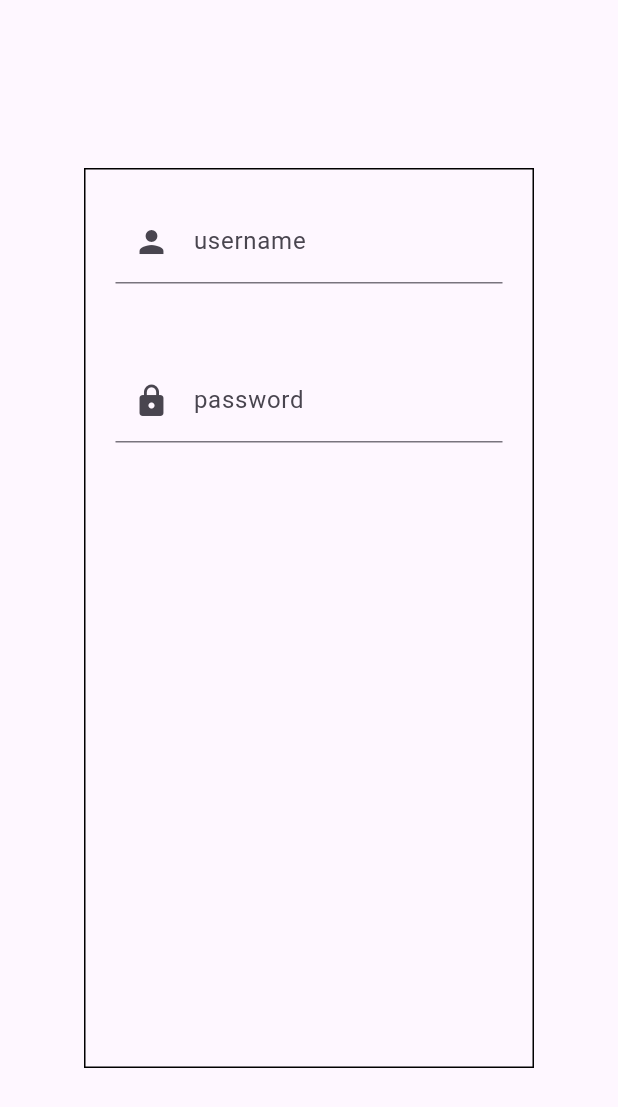
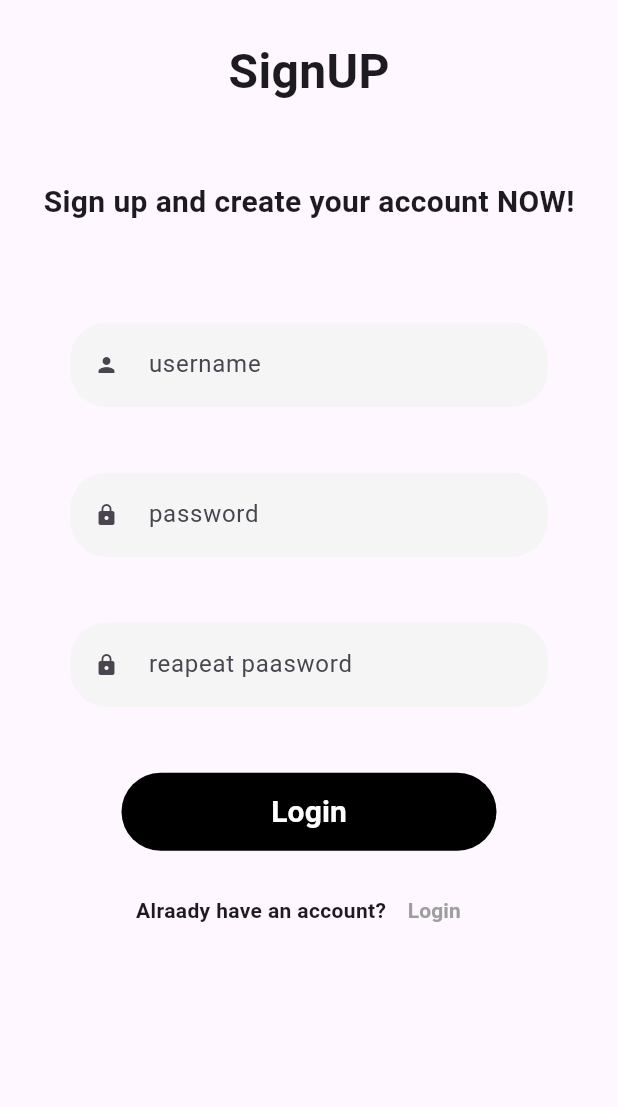
Before and after one commit to mr-command/Nexar_chat, a Flutter app: the screen it shows after launch, on a phone screen of 412 x 824 dp. Shown: the top 1107 px of the screen. Run offline on Flutter 3.47's test engine with Material 3 defaults, Android fonts, the phone set to English and light mode, and no system bars; our stand-ins replace get.

Commit message:
create Login and Signup pages

```diff
--- a/lib/components/formWidgets.dart
+++ b/lib/components/formWidgets.dart
@@ -1,37 +1,81 @@
 import 'package:flutter/material.dart';
-import 'package:flutter_riverpod/flutter_riverpod.dart';
 import 'package:nexar_platform/logic/providers.dart';
 
 Widget TextfieldWidget(TextEditingController controller,String hint){
-  return TextField(
+  return Container(
+    width: 340,
+    height: 60,
+    child: TextField(
       controller: controller,
+
 
       // maxLength: 50,
       decoration: InputDecoration(
+
+        fillColor: Colors.grey[100],
+        filled: true,
         label: Text(hint),
 
         focusColor: Colors.cyanAccent[300],
-      hintText: hint,
-      prefixIcon: Icon(Icons.person),
-      border: UnderlineInputBorder(borderSide: BorderSide(color: Colors.red,width: 2)),
+        enabledBorder: OutlineInputBorder(
+          borderRadius: BorderRadius.all(Radius.elliptical(24, 24)),
+          borderSide: BorderSide(color: Colors.grey[100]!)
+
+        ),
+        focusedBorder: OutlineInputBorder(
+          borderRadius: BorderRadius.all(Radius.elliptical(24, 24)),
+          borderSide: BorderSide(color: Colors.grey[400]!)
+        ),
+        // hintText: hint,
+        prefixIcon: Icon(Icons.person,size: 16,),
+
+        // border: UnderlineInputBorder(borderSide: BorderSide(color: Colors.red,width: 2)),
           )
+      ),
   );
 }
 
 
-Widget PasswordfieldWidget(TextEditingController controller,String hint,WidgetRef ref){
-  bool isVisible = ref.watch(isVisiblaPasswordProvider);
-  return TextField(
+Widget PasswordfieldWidget(TextEditingController controller,String hint){
+
+  return Container(
+    width: 340,
+    height: 60,
+    child: TextField(
 
       controller: controller,
-    obscureText: !isVisible,
+
       decoration: InputDecoration(
+        fillColor: Colors.grey[100],
 
+        filled: true,
+        enabledBorder: OutlineInputBorder(
+          borderRadius: BorderRadius.all(Radius.elliptical(24, 24)),
+          borderSide: BorderSide(color: Colors.grey[100]!)
+
+        ),
+        focusedBorder: OutlineInputBorder(
+          borderRadius: BorderRadius.all(Radius.elliptical(24, 24)),
+          borderSide: BorderSide(color: Colors.grey[400]!)
+        ),
         label: Text(hint),
         focusColor: Colors.cyanAccent[300],
 
         border: UnderlineInputBorder(borderSide: BorderSide(color: Colors.red,width: 2)),
-      prefixIcon: Icon(Icons.lock)
+        prefixIcon: Icon(Icons.lock,size: 16,)
           )
+      ),
   );
 }
+
+Widget submitFormbtn(){
+  return TextButton(
+    onPressed: (){},
+     style: TextButton.styleFrom(
+      backgroundColor: Colors.black,
+      foregroundColor: Colors.white,
+      fixedSize: Size(250, 52)
+     ),
+     child: Text("Login",style: TextStyle(fontSize: 20,fontWeight: FontWeight.bold),),
+  );
+}
--- a/lib/main.dart
+++ b/lib/main.dart
@@ -1,13 +1,14 @@
 import 'package:flutter/material.dart';
-import 'package:flutter_riverpod/flutter_riverpod.dart';
+import 'package:get/get.dart';
 // import 'package:nexar_platform/screens/HomeScreen.dart';
 import 'package:nexar_platform/screens/LoginScreen.dart';
+import 'package:nexar_platform/screens/SignupScreen.dart';
 
 void main() {
   runApp(
-    ProviderScope(
-      child: MyApp()
-      )
+
+      MyApp()
+
     );
 }
 
@@ -21,9 +22,10 @@ class MyApp extends StatefulWidget {
 class _MyAppState extends State<MyApp> {
   @override
   Widget build(BuildContext context) {
-    return MaterialApp(
+    return GetMaterialApp(
+      debugShowCheckedModeBanner: false,
       home: Scaffold(
-        body: LoginScreen()
+        body: Signupscreen()
       ),
     );
   }
--- a/lib/screens/HomeScreen.dart
+++ b/lib/screens/HomeScreen.dart
@@ -1,12 +1,11 @@
 import 'package:flutter/material.dart';
-import 'package:flutter_riverpod/flutter_riverpod.dart';
 // import 'package:nexar_platform/logic/providers.dart';
 
-class HomeScreen extends ConsumerWidget {
+class HomeScreen extends StatelessWidget {
   const HomeScreen({super.key});
 
   @override
-  Widget build(BuildContext context, WidgetRef ref) {
+  Widget build(BuildContext context,) {
     // int count = ref.watch(counterProvider);
     return Container(
       // child: Column(
--- a/lib/screens/SignupScreen.dart
+++ b/lib/screens/SignupScreen.dart
@@ -0,0 +1,72 @@
+import 'package:flutter/material.dart';
+import 'package:get/get_core/src/get_main.dart';
+import 'package:get/get_navigation/get_navigation.dart';
+import 'package:nexar_platform/components/formWidgets.dart';
+import 'package:nexar_platform/screens/LoginScreen.dart';
+
+class Signupscreen extends StatelessWidget {
+  const Signupscreen({super.key});
+
+
+  @override
+  Widget build(BuildContext context) {
+  final TextEditingController username = TextEditingController();
+  final TextEditingController password = TextEditingController();
+  final TextEditingController cpassword = TextEditingController();
+    return Scaffold(
+      body: Center(
+
+        child: Column(
+          mainAxisAlignment: MainAxisAlignment.spaceAround,
+          children: [
+            Text("SignUP",style: TextStyle(fontSize: 32,fontWeight: FontWeight.bold),),
+            Text("Sign up and create your account NOW!",style:TextStyle(fontSize: 20,fontWeight: FontWeight.bold),),
+            Container(
+              decoration: BoxDecoration(
+                // border: Border.all()
+              ),
+              width: 350,
+              height: 600,
+              padding: EdgeInsets.all(16),
+              child: Form(
+                child: Column(
+                  children: [
+                    TextfieldWidget(username, "username"),
+                    SizedBox(height: 40,),
+                    PasswordfieldWidget(password, "password",),
+                    SizedBox(height: 40,),
+                    PasswordfieldWidget(cpassword, "reapeat paasword",),
+                    // SizedBox(height: 16,),
+                    // Row(
+                    //   mainAxisAlignment: MainAxisAlignment.end,
+                    //   children: [Text("Forgot password",style: TextStyle(fontSize: 14,fontWeight: FontWeight.bold),)],
+                    // ),
+                    SizedBox(height: 40,),
+                    submitFormbtn(),
+                    SizedBox(height: 16,),
+                    Row(
+                      mainAxisAlignment: MainAxisAlignment.center,
+                      children: [
+                        Text("Alraady have an account?",style: TextStyle(fontSize: 14,fontWeight: FontWeight.bold),),
+                        TextButton(
+                          onPressed: (){
+                            Get.to(LoginScreen());
+                          },
+                          child: Text("Login",style: TextStyle(fontSize: 14,fontWeight: FontWeight.bold,color: Colors.grey),)
+                          )
+                      ],
+                    ),
+
+
+
+                  ],
+                ),
+              )
+
+            ),
+          ],
+        ),
+      ),
+    );
+  }
+}
--- a/pubspec.yaml
+++ b/pubspec.yaml
@@ -34,7 +34,7 @@ dependencies:
   # The following adds the Cupertino Icons font to your application.
   # Use with the CupertinoIcons class for iOS style icons.
   cupertino_icons: ^1.0.8
-  flutter_riverpod: ^3.3.1
+  get: ^4.7.3
 
 dev_dependencies:
   flutter_test:
```
Also changed, not shown: lib/logic/providers.dart (deleted, +0 -11 lines), lib/screens/LoginScreen.dart (+73 -10 lines), pubspec.lock. Lines whose indentation alone changed are shown as unchanged.
